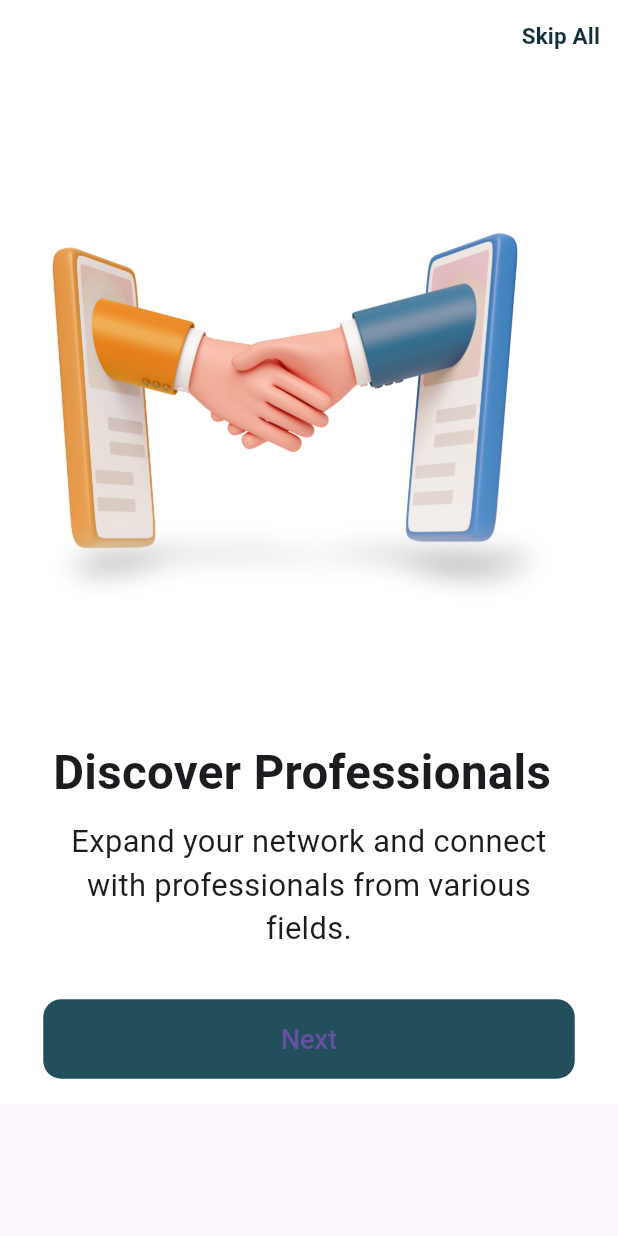
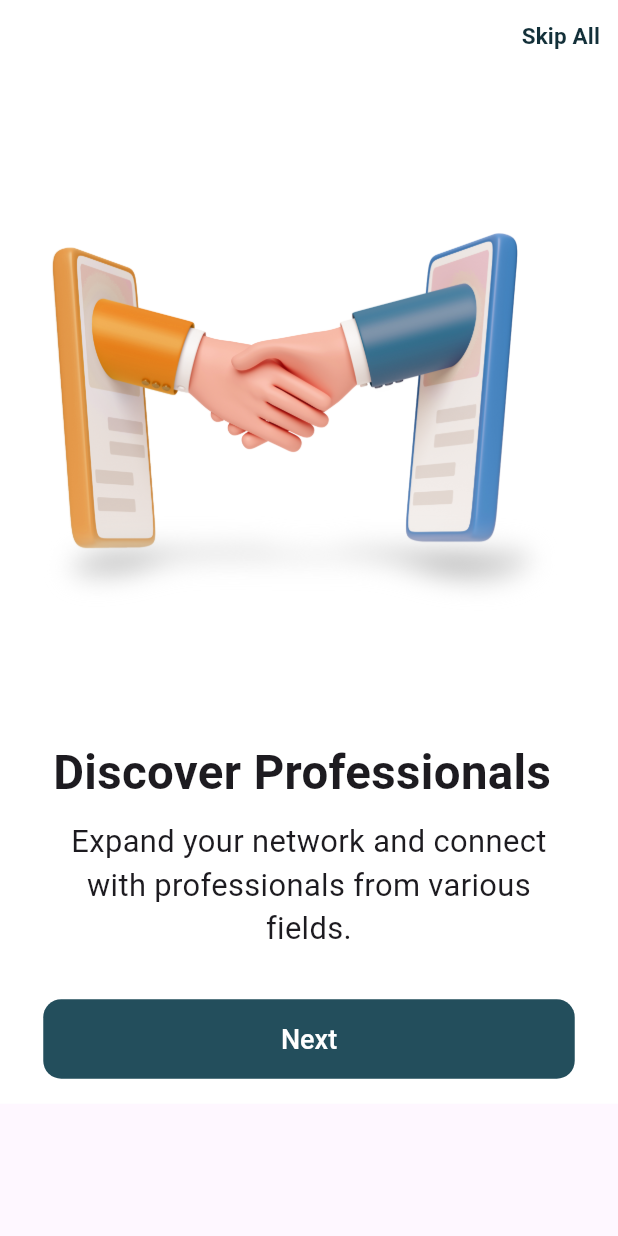
Before and after one commit to RoaaAmin/hilinky_v1, a Flutter app: the screen it shows after launch, after a tap on "Next", on a phone screen of 412 x 824 dp. Run offline on Flutter 3.47's test engine with Material 3 defaults, Android fonts, the phone set to English and light mode, and no system bars; our stand-ins replace animate_do, cached_network_image, cloud_firestore, contacts_service, easy_localization, firebase_auth and 16 more; missing offline and left inert: country_pickers, qr_code_scanner; accounts and stored records are empty; Roboto replaces fonts that are missing (Satoshi).

Commit message:
Adding files

```diff
--- a/lib/onBoarding/welcome.dart
+++ b/lib/onBoarding/welcome.dart
@@ -124,16 +124,18 @@ class WelcomePage extends StatelessWidget {
                                 child: FadeInUp(
                                   delay: const Duration(milliseconds: 1100),
                                   duration: const Duration(milliseconds: 1200),
-                                  child: Text(context.tr('Next')),
+                                  child: Text(
+                                    context.tr('Next'),
+                                    style: TextStyle(
+                                      color: Colors.white, // Set the text color to white
+                                      fontSize: 18,
+                                      fontWeight: FontWeight.w500,
+                                      fontFamily: 'Satoshi',
+                                    ),
+                                  ),
                                 ),
                                 style: ElevatedButton.styleFrom(
                                   elevation: 0,
-                                  textStyle: TextStyle(
-                                    color: Colors.white,
-                                    fontSize: 18,
-                                    fontWeight: FontWeight.w500,
-                                    fontFamily: 'Satoshi',
-                                  ),
                                   backgroundColor: Color(0xFF234E5C),
                                   shape: RoundedRectangleBorder(
                                     borderRadius: BorderRadius.circular(12),
@@ -141,8 +143,7 @@ class WelcomePage extends StatelessWidget {
                                   padding: EdgeInsets.symmetric(vertical: 16),
                                 ),
                               ),
-
-                            )
+                            ),
                           ],
                         ),
                       ),
--- a/lib/onBoarding/welcome2.dart
+++ b/lib/onBoarding/welcome2.dart
@@ -123,7 +123,15 @@ class Welcome2 extends StatelessWidget {
                                 child: FadeInUp(
                                   delay: const Duration(milliseconds: 1100),
                                   duration: const Duration(milliseconds: 1200),
-                                  child: Text(context.tr('Next')),
+                                  child: Text(
+                                    context.tr('Next'),
+                                    style: TextStyle(
+                                      color: Colors.white, // Set the text color to white
+                                      fontSize: 18,
+                                      fontWeight: FontWeight.w500,
+                                      fontFamily: 'Satoshi',
+                                    ),
+                                  ),
                                 ),
                                 style: ElevatedButton.styleFrom(
                                   elevation: 0,
```
Also changed, not shown: lib/onBoarding/welcome3.dart (+9 -1 lines).
